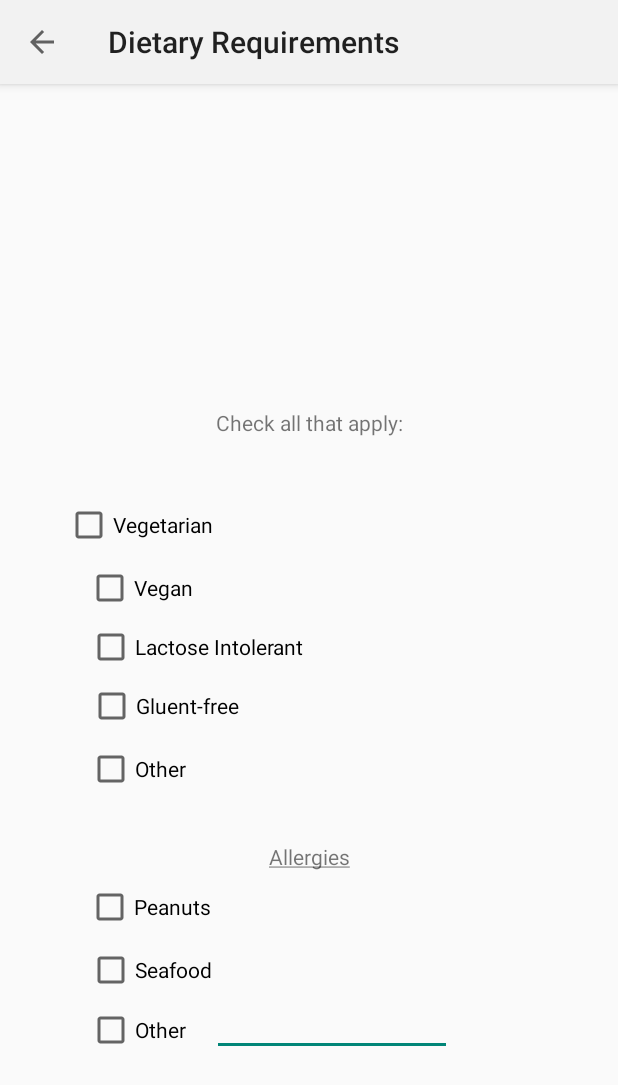
After one commit to TeamFoodie/epantry, an Android app: the DietaryRequirementsActivity screen opened directly, with no data from a screen before it, on a phone screen of 412 x 824 dp. The commit adds this screen. Shown: the top 1085 px of the screen. Run offline under Robolectric (Android 15) with nearby library versions, the phone set to English and light mode, and no system bars.

Commit message:
Navigation drawer now links to DietaryRequirements activity screen, also added UI

```diff
--- a/epantry/app/src/main/java/com/example/teamfoodie/database/DatabaseHandler.java
+++ b/epantry/app/src/main/java/com/example/teamfoodie/database/DatabaseHandler.java
@@ -258,6 +258,23 @@ public class DatabaseHandler extends SQLiteOpenHelper {
         return email;
     }
 
+    /*
+    test method for populating pantry (myPreferences class) *********
+     */
+    public PantryIngredient populatePantry() {
+//        PantryIngredient ing = new PantryIngredient();
+//        ing.setIngredientName("Cereal");
+//        ing.setTotalQuantity(3);
+//        ing.setCurrentQuantity(3);
+//        ing.setUnitMeasure("g");
+//        ing.setFoodGroup("Breakfast");
+//        ing.setOwner(1);
+
+      PantryIngredient ing = new PantryIngredient("1", "Cereal", 3, 3, "g", "Poultry", 0);
+
+        return ing;
+    }
+
     /**
      * Method is used to populate database via code just for testing purposes.
      */
--- /dev/null
+++ b/epantry/app/src/main/java/com/example/teamfoodie/epantry/DietaryRequirementsActivity.java
@@ -0,0 +1,38 @@
+package com.example.teamfoodie.epantry;
+
+import android.graphics.Paint;
+import android.os.Bundle;
+import android.support.v7.app.AppCompatActivity;
+import android.support.v7.widget.Toolbar;
+import android.util.Log;
+import android.widget.TextView;
+
+
+import com.example.teamfoodie.database.DatabaseHandler;
+import com.example.teamfoodie.models.PantryIngredient;
+
+import java.util.ArrayList;
+import java.util.List;
+
+    public class DietaryRequirementsActivity extends AppCompatActivity {
+
+        TextView allergiesText;
+
+        @Override
+        protected void onCreate(Bundle savedInstanceState) {
+            super.onCreate(savedInstanceState);
+            setContentView(R.layout.dietary_requirements);
+
+            Toolbar toolbar = findViewById(R.id.toolbar);
+            setSupportActionBar(toolbar);
+
+            getSupportActionBar().setTitle("Dietary Requirements"); // for set actionbar title
+            getSupportActionBar().setDisplayHomeAsUpEnabled(true); // for add back arrow in action bar
+            System.out.println("Loaded dietary req class");
+
+            allergiesText = (TextView)findViewById(R.id.allergiesTV);
+            allergiesText.setPaintFlags(allergiesText.getPaintFlags() |   Paint.UNDERLINE_TEXT_FLAG);
+            //
+
+    }
+}
--- a/epantry/app/src/main/java/com/example/teamfoodie/epantry/LandingPageActivity.java
+++ b/epantry/app/src/main/java/com/example/teamfoodie/epantry/LandingPageActivity.java
@@ -120,7 +120,8 @@ public class LandingPageActivity extends AppCompatActivity implements View.OnCli
             Intent intent = new Intent(LandingPageActivity.this, MyPreferencesActivity.class);
             startActivity(intent);
         } else if (id == R.id.nav_dietary) {
-
+            Intent intent = new Intent(LandingPageActivity.this, DietaryRequirementsActivity.class);
+            startActivity(intent);
         } else if (id == R.id.nav_settings) {
 
         }
--- a/epantry/app/src/main/java/com/example/teamfoodie/epantry/MyPreferencesActivity.java
+++ b/epantry/app/src/main/java/com/example/teamfoodie/epantry/MyPreferencesActivity.java
@@ -15,8 +15,20 @@ package com.example.teamfoodie.epantry;
 import android.os.Bundle;
 import android.support.v7.app.AppCompatActivity;
 import android.support.v7.widget.Toolbar;
+import android.util.Log;
+import android.widget.ListView;
+
+import com.example.teamfoodie.database.DatabaseHandler;
+import com.example.teamfoodie.models.PantryIngredient;
+
+import java.util.ArrayList;
+import java.util.List;
 
 public class MyPreferencesActivity extends AppCompatActivity{
+
+    int currentUSER_ID;
+    List<PantryIngredient> pantryList = new ArrayList<>();
+    DatabaseHandler dbHandler = new DatabaseHandler(this);
 
     @Override
     protected void onCreate(Bundle savedInstanceState) {
@@ -28,7 +40,34 @@ public class MyPreferencesActivity extends AppCompatActivity{
 
         getSupportActionBar().setTitle("My Preferences"); // for set actionbar title
         getSupportActionBar().setDisplayHomeAsUpEnabled(true); // for add back arrow in action bar
+        System.out.println("Loaded class");
 
-        System.out.println("Loaded class");
+        //
+        if (savedInstanceState == null) {
+            Bundle extras = getIntent().getExtras();
+            if (extras == null) {
+                System.out.println("Bundle extra was NULL user");
+            } else {
+                currentUSER_ID = extras.getInt("USER_ID");
+            }
+        } else {
+            currentUSER_ID = (Integer) savedInstanceState.getSerializable("USER_ID");
+            System.out.println("savedInstance was NULL");
+        }
+
+        //PantryIngredient ing = new PantryIngredient();
+       PantryIngredient ing = new PantryIngredient("1", "Cereal", 3, 3, "g", "Poultry", 0);
+        this.dbHandler = new DatabaseHandler(this);
+        ing = dbHandler.populatePantry();
+        dbHandler.addHandle(ing);
+
+        pantryList = dbHandler.loadAllPantryIngredients(currentUSER_ID);
+        for(int i = 0; i < pantryList.size(); ++i) {
+            Log.i("MyPreferences:",""+pantryList.get(0));
+        }
+        Log.i("MyPreferences","after load ing loop");
+
+       //ListView listView = (ListView) findViewById(R.id.viewAllPantry);
+      //  listView.setAdapter(new CustomIngredientAdapter(this, pantryList, dbHandler));
     }
 }
--- /dev/null
+++ b/epantry/app/src/main/res/layout/dietary_requirements.xml
@@ -0,0 +1,181 @@
+<?xml version="1.0" encoding="utf-8"?>
+<android.support.constraint.ConstraintLayout
+    xmlns:android="http://schemas.android.com/apk/res/android"
+    xmlns:app="http://schemas.android.com/apk/res-auto"
+    xmlns:tools="http://schemas.android.com/tools"
+    android:theme="@style/Theme.AppCompat.Light.DarkActionBar"
+    android:layout_width="match_parent"
+    android:layout_height="match_parent">
+
+    <include
+        layout="@layout/toolbar"
+        android:id="@+id/toolbar"/>
+
+    <CheckBox
+        android:id="@+id/vegeCB"
+        android:layout_width="wrap_content"
+        android:layout_height="wrap_content"
+        android:layout_marginBottom="10dp"
+        android:layout_marginEnd="242dp"
+        android:layout_marginLeft="43dp"
+        android:layout_marginRight="242dp"
+        android:layout_marginStart="43dp"
+        android:layout_marginTop="21dp"
+        android:text="Vegetarian"
+        app:layout_constraintBottom_toTopOf="@+id/veganCB"
+        app:layout_constraintEnd_toEndOf="parent"
+        app:layout_constraintHorizontal_bias="0.0"
+        app:layout_constraintStart_toStartOf="parent"
+        app:layout_constraintTop_toBottomOf="@+id/textView9" />
+
+    <CheckBox
+        android:id="@+id/veganCB"
+        android:layout_width="wrap_content"
+        android:layout_height="wrap_content"
+        android:layout_marginEnd="270dp"
+        android:layout_marginLeft="43dp"
+        android:layout_marginRight="270dp"
+        android:layout_marginStart="43dp"
+        android:layout_marginTop="10dp"
+        android:text="Vegan"
+        app:layout_constraintEnd_toEndOf="parent"
+        app:layout_constraintStart_toStartOf="parent"
+        app:layout_constraintTop_toBottomOf="@+id/vegeCB" />
+
+    <CheckBox
+        android:id="@+id/lactoseIntCB"
+        android:layout_width="wrap_content"
+        android:layout_height="wrap_content"
+        android:layout_marginEnd="195dp"
+        android:layout_marginLeft="43dp"
+        android:layout_marginRight="195dp"
+        android:layout_marginStart="43dp"
+        android:layout_marginTop="7dp"
+        android:text="Lactose Intolerant"
+        app:layout_constraintEnd_toEndOf="parent"
+        app:layout_constraintStart_toStartOf="parent"
+        app:layout_constraintTop_toBottomOf="@+id/veganCB" />
+
+    <CheckBox
+        android:id="@+id/gluent"
+        android:layout_width="wrap_content"
+        android:layout_height="wrap_content"
+        android:layout_marginEnd="238dp"
+        android:layout_marginLeft="43dp"
+        android:layout_marginRight="238dp"
+        android:layout_marginStart="43dp"
+        android:layout_marginTop="7dp"
+        android:text="Gluent-free"
+        app:layout_constraintEnd_toEndOf="parent"
+        app:layout_constraintStart_toStartOf="parent"
+        app:layout_constraintTop_toBottomOf="@+id/lactoseIntCB" />
+
+    <CheckBox
+        android:id="@+id/otherCB"
+        android:layout_width="wrap_content"
+        android:layout_height="wrap_content"
+        android:layout_marginEnd="274dp"
+        android:layout_marginLeft="43dp"
+        android:layout_marginRight="274dp"
+        android:layout_marginStart="43dp"
+        android:layout_marginTop="10dp"
+        android:text="Other"
+        app:layout_constraintEnd_toEndOf="parent"
+        app:layout_constraintStart_toStartOf="parent"
+        app:layout_constraintTop_toBottomOf="@+id/gluent" />
+
+    <TextView
+        android:id="@+id/allergiesTV"
+        android:layout_width="wrap_content"
+        android:layout_height="wrap_content"
+        android:layout_marginEnd="165dp"
+        android:layout_marginLeft="165dp"
+        android:layout_marginRight="165dp"
+        android:layout_marginStart="165dp"
+        android:layout_marginTop="114dp"
+        android:text="@string/allergies"
+        app:layout_constraintEnd_toEndOf="parent"
+        app:layout_constraintStart_toStartOf="parent"
+        app:layout_constraintTop_toBottomOf="@+id/lactoseIntCB" />
+
+    <CheckBox
+        android:id="@+id/checkBox9"
+        android:layout_width="wrap_content"
+        android:layout_height="wrap_content"
+        android:layout_marginEnd="258dp"
+        android:layout_marginLeft="43dp"
+        android:layout_marginRight="258dp"
+        android:layout_marginStart="43dp"
+        android:layout_marginTop="8dp"
+        android:text="Peanuts"
+        app:layout_constraintEnd_toEndOf="parent"
+        app:layout_constraintStart_toStartOf="parent"
+        app:layout_constraintTop_toBottomOf="@+id/allergiesTV" />
+
+    <CheckBox
+        android:id="@+id/seafoodCB"
+        android:layout_width="wrap_content"
+        android:layout_height="wrap_content"
+        android:layout_marginEnd="256dp"
+        android:layout_marginLeft="43dp"
+        android:layout_marginRight="256dp"
+        android:layout_marginStart="43dp"
+        android:layout_marginTop="10dp"
+        android:text="Seafood"
+        app:layout_constraintEnd_toEndOf="parent"
+        app:layout_constraintStart_toStartOf="parent"
+        app:layout_constraintTop_toBottomOf="@+id/checkBox9" />
+
+    <CheckBox
+        android:id="@+id/otherAllergyCB"
+        android:layout_width="wrap_content"
+        android:layout_height="wrap_content"
+        android:layout_marginEnd="274dp"
+        android:layout_marginLeft="43dp"
+        android:layout_marginRight="274dp"
+        android:layout_marginStart="43dp"
+        android:layout_marginTop="8dp"
+        android:text="Other"
+        app:layout_constraintEnd_toEndOf="parent"
+        app:layout_constraintStart_toStartOf="parent"
+        app:layout_constraintTop_toBottomOf="@+id/seafoodCB" />
+
+    <EditText
+        android:id="@+id/otherInput"
+        android:layout_width="wrap_content"
+        android:layout_height="wrap_content"
+        android:layout_marginBottom="120dp"
+        android:layout_marginEnd="92dp"
+        android:layout_marginLeft="17dp"
+        android:layout_marginRight="92dp"
+        android:layout_marginStart="17dp"
+        android:layout_marginTop="83dp"
+        android:ems="10"
+        android:inputType="textPersonName"
+        android:textSize="14sp"
+        app:layout_constraintBottom_toBottomOf="parent"
+        app:layout_constraintEnd_toEndOf="parent"
+        app:layout_constraintHorizontal_bias="0.0"
+        app:layout_constraintStart_toEndOf="@+id/otherAllergyCB"
+        app:layout_constraintTop_toBottomOf="@+id/allergiesTV"
+        app:layout_constraintVertical_bias="0.0" />
+
+    <TextView
+        android:id="@+id/textView9"
+        android:layout_width="wrap_content"
+        android:layout_height="wrap_content"
+        android:layout_marginBottom="21dp"
+        android:layout_marginEnd="129dp"
+        android:layout_marginLeft="129dp"
+        android:layout_marginRight="129dp"
+        android:layout_marginStart="129dp"
+        android:layout_marginTop="24dp"
+        android:text="Check all that apply:"
+        app:layout_constraintBottom_toTopOf="@+id/vegeCB"
+        app:layout_constraintEnd_toEndOf="parent"
+        app:layout_constraintStart_toStartOf="parent"
+        app:layout_constraintTop_toBottomOf="@+id/toolbar"
+        app:layout_constraintVertical_bias="0.49"
+        app:layout_constraintVertical_chainStyle="packed" />
+
+</android.support.constraint.ConstraintLayout>
--- a/epantry/app/src/main/res/values/strings.xml
+++ b/epantry/app/src/main/res/values/strings.xml
@@ -28,4 +28,5 @@
         <item>Sauces</item>
         <item>Oils</item>
     </string-array>
-</resources>
+    <string name="allergies"><u>Allergies</u></string>
+    </resources>
```
Also changed, not shown: epantry/app/src/main/AndroidManifest.xml (+9 -4 lines).
